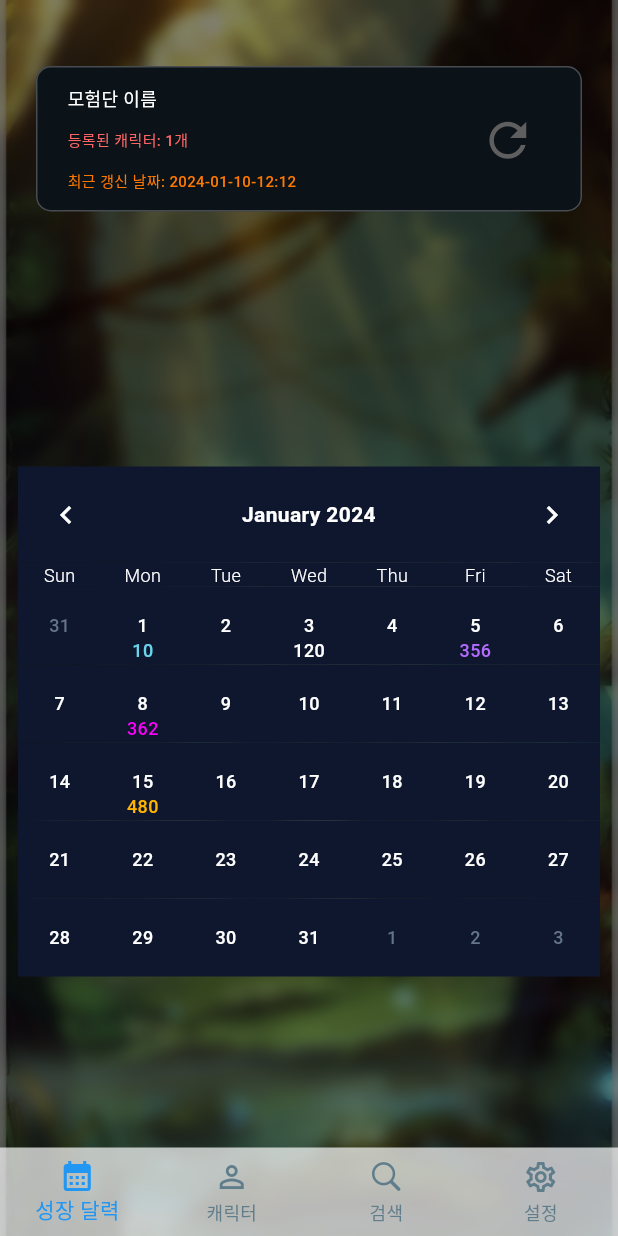
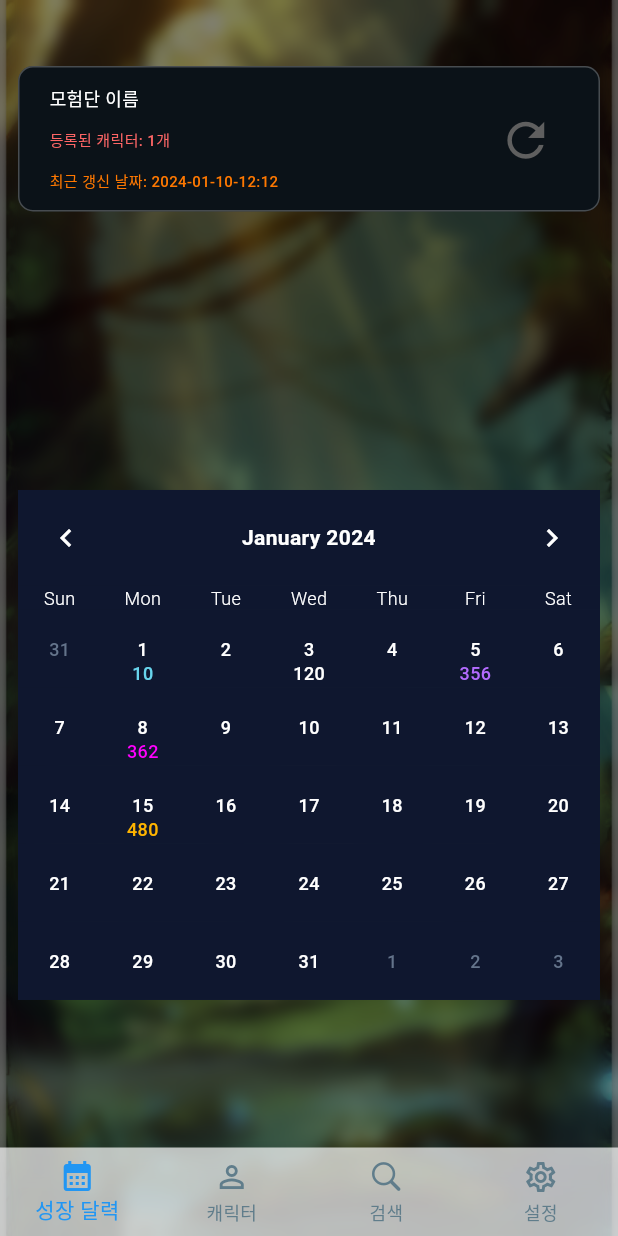
Before and after one commit to WeAreSide/DNFCal, a Flutter app: the screen it shows after launch, on a phone screen of 412 x 824 dp. Run offline on Flutter 3.47's test engine with Material 3 defaults, Android fonts, the phone set to English and light mode, and no system bars; drawn by our look-alikes of table_calendar; Roboto replaces fonts that are missing (DNFForgedBlade).

Commit message:
[Refactor/#31] 달력 페이지 padding 수정

```diff
--- a/dnf_cal/lib/screens/MainPage.dart
+++ b/dnf_cal/lib/screens/MainPage.dart
@@ -13,6 +13,8 @@ class _MainPageState extends State<MainPage> {
   @override
   Widget build(BuildContext context) {
     double statusBarHeight = MediaQuery.of(context).padding.top;
+    double spaceHeight =
+        (MediaQuery.of(context).size.height - statusBarHeight - 533) * 0.3;
     return Container(
       color: Colors.transparent,
       child: Padding(
@@ -28,7 +30,7 @@ class _MainPageState extends State<MainPage> {
               ),
               AdventureInfo(),
               SizedBox(
-                height: 56,
+                height: spaceHeight,
               ),
               CalendarSpace(),
             ],
--- a/dnf_cal/lib/screens/RegisterCharacterPage.dart
+++ b/dnf_cal/lib/screens/RegisterCharacterPage.dart
@@ -41,7 +41,7 @@ class _RegisterCharacterPageState extends State<RegisterCharacterPage> {
         ),
         Expanded(
           child: Container(
-            margin: const EdgeInsets.all(22.0),
+            margin: const EdgeInsets.only(top: 22, left: 22, right: 22),
             color: Colors.transparent,
             child: GridView(
               padding: const EdgeInsets.all(0),
--- a/dnf_cal/lib/widgets/MainPage/AdventureInfo.dart
+++ b/dnf_cal/lib/widgets/MainPage/AdventureInfo.dart
@@ -19,7 +19,6 @@ class AdventureInfo extends StatelessWidget {
         color: Color(0xff0b1218),
       ),
       height: 97,
-      margin: const EdgeInsets.symmetric(horizontal: 12),
       child: Stack(
         children: [
           Positioned(
--- a/dnf_cal/lib/widgets/RegisterCharacterPage/RegisterChracterEditBar.dart
+++ b/dnf_cal/lib/widgets/RegisterCharacterPage/RegisterChracterEditBar.dart
@@ -11,7 +11,7 @@ class RegisterChracterEditBar extends StatelessWidget {
   @override
   Widget build(BuildContext context) {
     return Container(
-      margin: const EdgeInsets.only(top: 70, bottom: 22),
+      margin: const EdgeInsets.only(bottom: 22),
       height: 41,
       color: Colors.transparent,
       child: Row(
```
